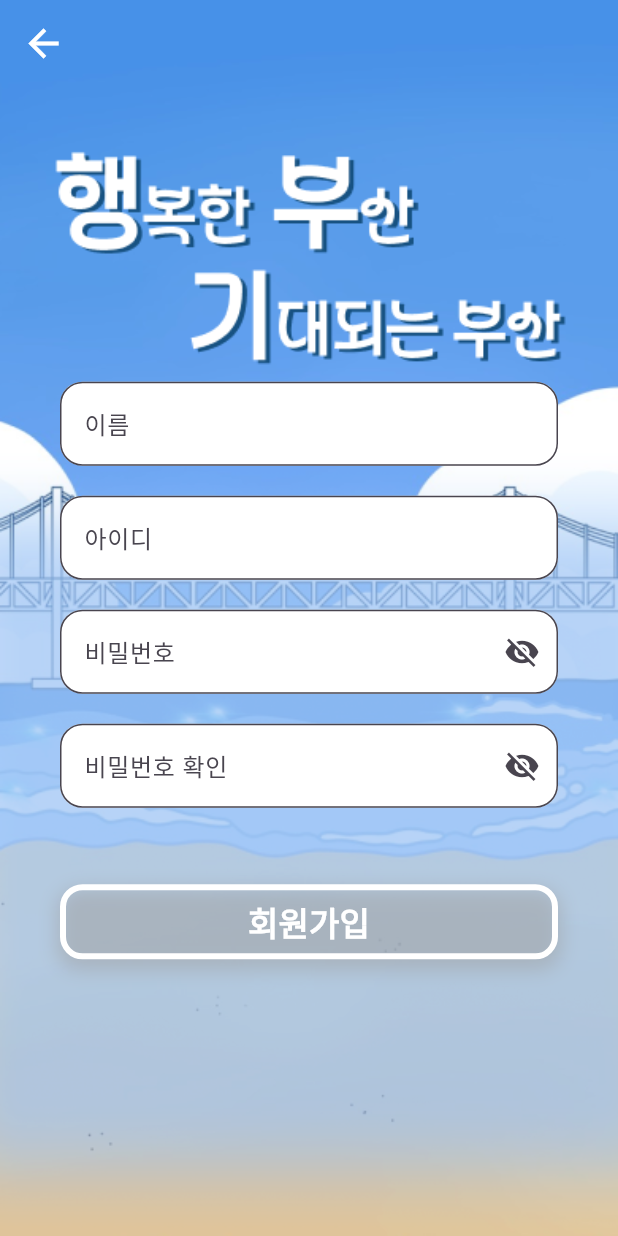
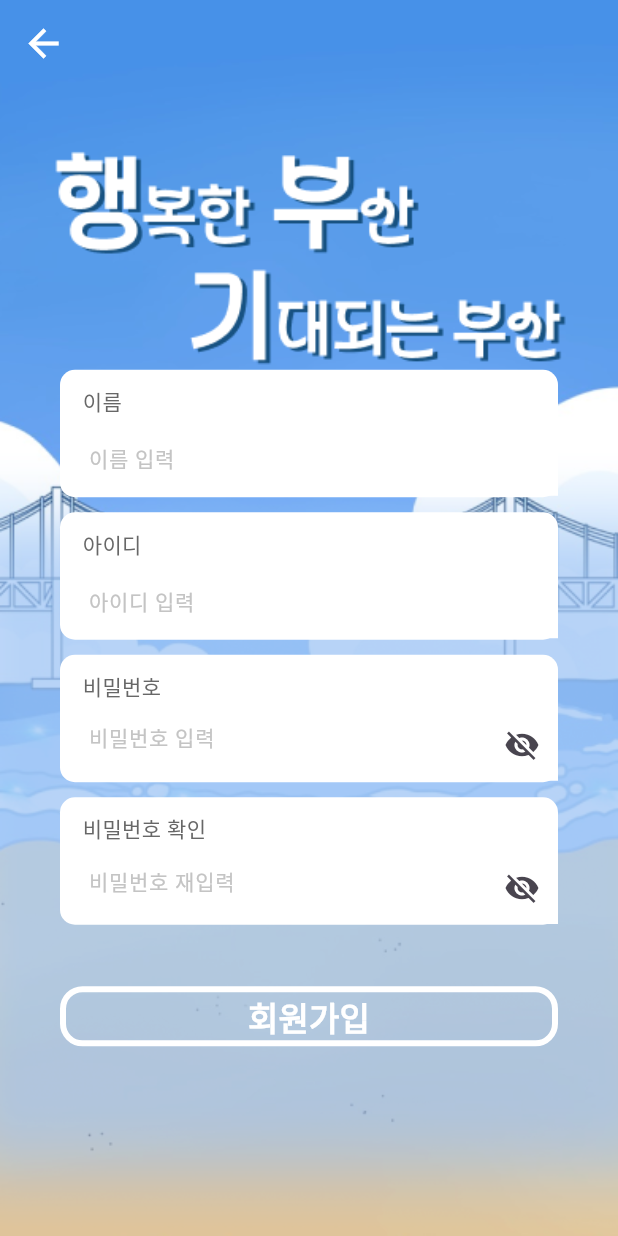
Before and after one commit to junseok42/dive2024, a Flutter app: the screen it shows after launch, after a tap on "회원가입", on a phone screen of 412 x 824 dp. Run offline on Flutter 3.47's test engine with Material 3 defaults, Android fonts, the phone set to English and light mode, and no system bars; our stand-ins replace flutter_dotenv, get, shared_preferences; missing offline and left inert: qr_code_scanner; network calls fail.

Commit message:
로그인 및 회원가입 디자인

```diff
--- a/frontend/lib/view/login_page/login_page.dart
+++ b/frontend/lib/view/login_page/login_page.dart
@@ -35,59 +35,107 @@ class LoginPageView extends StatelessWidget {
             ),
             child: IntrinsicHeight(
               child: Padding(
-                padding: EdgeInsets.symmetric(horizontal: 40.0),
+                padding: EdgeInsets.symmetric(horizontal: 30.0),
                 child: Column(
                   mainAxisAlignment: MainAxisAlignment.center,
                   children: [
                     Spacer(), // 빈 공간 채우기
-                    SizedBox(height: 20),
+                    SizedBox(height: 275),
+                    Container(
+                        height: 85,
+                        width: double.infinity,
+                        padding: EdgeInsets.only(left: 15, top: 10),
+                        decoration: BoxDecoration(
+                          color: Colors.white,
+                          borderRadius: BorderRadius.circular(10.0),
+                        ),
+                        child: Column(
+                          crossAxisAlignment: CrossAxisAlignment.start,
+                          mainAxisAlignment: MainAxisAlignment.center,
+                          children: [
+                            Text(
+                              '아이디',
+                              style: TextStyle(
+                                fontSize: 14, // 텍스트 크기
+                                color: Color(0xFF676767), // 텍스트 색상
+                              ),
+                            ),
+                            SizedBox(height: 5),
                             TextField(
+                              style: TextStyle(
+                                color: Colors.black, // 입력 텍스트 색상
+                                fontSize: 20, // 입력 텍스트 크기
+                              ),
                               controller: controller.idTextController,
                               decoration: InputDecoration(
-                        labelText: '아이디',
+                                hintText: '아이디 입력',
+                                hintStyle: TextStyle(
+                                    color: Color(0xFFC4C4C4), fontSize: 14),
                                 filled: true,
-                        fillColor: Colors.white, // 텍스트 필드 배경색
-                        border: OutlineInputBorder(
-                          borderRadius: BorderRadius.circular(15.0),
-                          borderSide: BorderSide(
-                            color: Colors.white, // 기본 테두리 색상
-                            width: 1.0, // 테두리 두께
+                                fillColor: Colors.transparent,
+                                border: InputBorder.none,
+                                contentPadding: EdgeInsets.zero,
                               ),
                             ),
+                          ],
+                        )),
+                    SizedBox(height: 10),
+                    Container(
+                      height: 85,
+                      width: double.infinity,
+                      padding: EdgeInsets.only(left: 15, top: 10, right: 5),
+                      decoration: BoxDecoration(
+                        color: Colors.white,
+                        borderRadius: BorderRadius.circular(10.0),
+                      ),
+                      child: Column(
+                        crossAxisAlignment: CrossAxisAlignment.start,
+                        mainAxisAlignment: MainAxisAlignment.center,
+                        children: [
+                          Text(
+                            '비밀번호',
+                            style: TextStyle(
+                              fontSize: 14, // 텍스트 크기
+                              color: Color(0xFF676767), // 텍스트 색상
                             ),
                           ),
-                    SizedBox(height: 20),
+                          SizedBox(height: 5),
                           Obx(() => TextField(
+                                style: TextStyle(
+                                  color: Colors.black, // 입력 텍스트 색상
+                                  fontSize: 20, // 입력 텍스트 크기
+                                ),
                                 controller: controller.pwTextController,
-                          obscureText:
-                              !controller.isPasswordVisible.value, // 비밀번호 숨김 처리
+                                obscureText: !controller
+                                    .isPasswordVisible.value, // 비밀번호 숨김 처리
                                 decoration: InputDecoration(
-                            labelText: '비밀번호',
+                                  hintText: '비밀번호 입력',
+                                  hintStyle: TextStyle(
+                                      color: Color(0xFFC4C4C4), fontSize: 14),
                                   filled: true,
-                            fillColor: Colors.white,
-                            border: OutlineInputBorder(
-                              borderRadius: BorderRadius.circular(15.0),
-                              borderSide: BorderSide(
-                                color: Colors.white, // 기본 테두리 색상
-                                width: 1.0, // 테두리 두께
-                              ),
-                            ),
+                                  fillColor: Colors.transparent,
+                                  border: InputBorder.none,
                                   suffixIcon: IconButton(
                                     icon: Icon(
                                       controller.isPasswordVisible.value
                                           ? Icons.visibility
                                           : Icons.visibility_off,
+                                      size: 25,
                                     ),
                                     onPressed: () {
                                       controller
                                           .togglePasswordVisibility(); // 비밀번호 표시 전환
                                     },
                                   ),
+                                  contentPadding: EdgeInsets.only(top: 8),
                                 ),
                               )),
-                    SizedBox(height: 20),
+                        ],
+                      ),
+                    ),
+                    SizedBox(height: 18),
                     loginButton(controller), // 로그인 버튼 추가
-                    SizedBox(height: 10),
+
                     Row(
                       mainAxisAlignment: MainAxisAlignment.end,
                       children: [
@@ -122,19 +170,7 @@ class LoginPageView extends StatelessWidget {
 Widget loginButton(LoginController controller) {
   return SizedBox(
     width: double.infinity, // 버튼이 가로 전체 차지
-    height: 50,
-    child: Container(
-      decoration: BoxDecoration(
-        borderRadius: BorderRadius.circular(15.0), // 버튼의 모서리를 둥글게 설정
-        boxShadow: [
-          BoxShadow(
-            color: Colors.grey.withOpacity(0.5), // 음영 색상
-            spreadRadius: 2,
-            blurRadius: 10,
-            offset: Offset(0, 5), // 음영 위치 (x축, y축)
-          ),
-        ],
-      ),
+    height: 45,
     child: OutlinedButton(
       onPressed: () {
         controller.loginButton(); // 로그인 동작 호출
@@ -156,6 +192,5 @@ Widget loginButton(LoginController controller) {
         ),
       ),
     ),
-    ),
   );
 }
--- a/frontend/lib/view/login_page/signup_page.dart
+++ b/frontend/lib/view/login_page/signup_page.dart
@@ -55,54 +55,110 @@ class SignUpPage extends StatelessWidget {
                   mainAxisAlignment: MainAxisAlignment.center,
                   children: [
                     Spacer(), // 빈 공간 채우기
-                    SizedBox(height: 70),
+                    SizedBox(height: 120),
+                    Container(
+                      height: 85,
+                      width: double.infinity,
+                      padding: EdgeInsets.only(left: 15, top: 10),
+                      decoration: BoxDecoration(
+                        color: Colors.white,
+                        borderRadius: BorderRadius.circular(10.0),
+                      ),
+                      child: Column(
+                        crossAxisAlignment: CrossAxisAlignment.start,
+                        mainAxisAlignment: MainAxisAlignment.center,
+                        children: [
+                          Text(
+                            '이름',
+                            style: TextStyle(
+                              fontSize: 14, // 텍스트 크기
+                              color: Color(0xFF676767), // 텍스트 색상
+                            ),
+                          ),
+                          SizedBox(height: 5),
                           TextField(
                             controller: controller.nameTextController,
                             decoration: InputDecoration(
-                        labelText: '이름',
+                              hintText: '이름 입력',
+                              hintStyle: TextStyle(
+                                  color: Color(0xFFC4C4C4), fontSize: 14),
                               filled: true,
                               fillColor: Colors.white, // 텍스트 필드 배경색
-                        border: OutlineInputBorder(
-                          borderRadius: BorderRadius.circular(15.0),
-                          borderSide: BorderSide(
-                            color: Colors.white, // 기본 테두리 색상
-                            width: 1.0, // 테두리 두께
+                              border: InputBorder.none,
+                              contentPadding: EdgeInsets.zero,
                             ),
                           ),
+                        ],
                       ),
                     ),
-                    SizedBox(height: 20),
+                    SizedBox(height: 10),
+                    Container(
+                      height: 85,
+                      width: double.infinity,
+                      padding: EdgeInsets.only(left: 15, top: 10),
+                      decoration: BoxDecoration(
+                        color: Colors.white,
+                        borderRadius: BorderRadius.circular(10.0),
+                      ),
+                      child: Column(
+                        crossAxisAlignment: CrossAxisAlignment.start,
+                        mainAxisAlignment: MainAxisAlignment.center,
+                        children: [
+                          Text(
+                            '아이디',
+                            style: TextStyle(
+                              fontSize: 14, // 텍스트 크기
+                              color: Color(0xFF676767), // 텍스트 색상
+                            ),
+                          ),
+                          SizedBox(height: 5),
                           TextField(
                             controller: controller.idTextController,
                             decoration: InputDecoration(
-                        labelText: '아이디',
+                              hintText: '아이디 입력',
+                              hintStyle: TextStyle(
+                                  color: Color(0xFFC4C4C4), fontSize: 14),
                               filled: true,
                               fillColor: Colors.white, // 텍스트 필드 배경색
-                        border: OutlineInputBorder(
-                          borderRadius: BorderRadius.circular(15.0),
-                          borderSide: BorderSide(
-                            color: Colors.white, // 기본 테두리 색상
-                            width: 1.0, // 테두리 두께
+                              border: InputBorder.none,
+                              contentPadding: EdgeInsets.zero,
                             ),
                           ),
+                        ],
                       ),
                     ),
-                    SizedBox(height: 20),
+                    SizedBox(height: 10),
+                    Container(
+                      height: 85,
+                      width: double.infinity,
+                      padding: EdgeInsets.only(left: 15, top: 10),
+                      decoration: BoxDecoration(
+                        color: Colors.white,
+                        borderRadius: BorderRadius.circular(10.0),
+                      ),
+                      child: Column(
+                        crossAxisAlignment: CrossAxisAlignment.start,
+                        mainAxisAlignment: MainAxisAlignment.center,
+                        children: [
+                          Text(
+                            '비밀번호',
+                            style: TextStyle(
+                              fontSize: 14, // 텍스트 크기
+                              color: Color(0xFF676767), // 텍스트 색상
+                            ),
+                          ),
+                          SizedBox(height: 5),
                           Obx(() => TextField(
                                 controller: controller.pwTextController,
-                          obscureText:
-                              !controller.isPasswordVisible.value, // 비밀번호 숨김 처리
+                                obscureText: !controller
+                                    .isPasswordVisible.value, // 비밀번호 숨김 처리
                                 decoration: InputDecoration(
-                            labelText: '비밀번호',
+                                  hintText: '비밀번호 입력',
+                                  hintStyle: TextStyle(
+                                      color: Color(0xFFC4C4C4), fontSize: 14),
                                   filled: true,
                                   fillColor: Colors.white,
-                            border: OutlineInputBorder(
-                              borderRadius: BorderRadius.circular(15.0),
-                              borderSide: BorderSide(
-                                color: Colors.white, // 기본 테두리 색상
-                                width: 1.0, // 테두리 두께
-                              ),
-                            ),
+                                  border: InputBorder.none,
                                   suffixIcon: IconButton(
                                     icon: Icon(
                                       controller.isPasswordVisible.value
@@ -114,24 +170,44 @@ class SignUpPage extends StatelessWidget {
                                           .togglePasswordVisibility(); // 비밀번호 표시 전환
                                     },
                                   ),
+                                  contentPadding: EdgeInsets.only(top: 8),
                                 ),
                               )),
-                    SizedBox(height: 20),
+                        ],
+                      ),
+                    ),
+                    SizedBox(height: 10),
+                    Container(
+                      height: 85,
+                      width: double.infinity,
+                      padding: EdgeInsets.only(left: 15, top: 10),
+                      decoration: BoxDecoration(
+                        color: Colors.white,
+                        borderRadius: BorderRadius.circular(10.0),
+                      ),
+                      child: Column(
+                        crossAxisAlignment: CrossAxisAlignment.start,
+                        mainAxisAlignment: MainAxisAlignment.center,
+                        children: [
+                          Text(
+                            '비밀번호 확인',
+                            style: TextStyle(
+                              fontSize: 14, // 텍스트 크기
+                              color: Color(0xFF676767), // 텍스트 색상
+                            ),
+                          ),
+                          SizedBox(height: 5),
                           Obx(() => TextField(
                                 controller: controller.pwConfirmTextController,
-                          obscureText:
-                              !controller.isPasswordVisible.value, // 비밀번호 숨김 처리
+                                obscureText: !controller
+                                    .isPasswordVisible.value, // 비밀번호 숨김 처리
                                 decoration: InputDecoration(
-                            labelText: '비밀번호 확인',
+                                  hintText: '비밀번호 재입력',
+                                  hintStyle: TextStyle(
+                                      color: Color(0xFFC4C4C4), fontSize: 14),
                                   filled: true,
                                   fillColor: Colors.white,
-                            border: OutlineInputBorder(
-                              borderRadius: BorderRadius.circular(15.0),
-                              borderSide: BorderSide(
-                                color: Colors.white, // 기본 테두리 색상
-                                width: 1.0, // 테두리 두께
-                              ),
-                            ),
+                                  border: InputBorder.none,
                                   suffixIcon: IconButton(
                                     icon: Icon(
                                       controller.isPasswordVisible.value
@@ -143,9 +219,13 @@ class SignUpPage extends StatelessWidget {
                                           .togglePasswordVisibility(); // 비밀번호 표시 전환
                                     },
                                   ),
+                                  contentPadding: EdgeInsets.only(top: 8),
                                 ),
                               )),
-                    SizedBox(height: 20),
+                        ],
+                      ),
+                    ),
+                    SizedBox(height: 10),
                     Obx(() => Text(
                           controller.isPasswordMatch.value
                               ? ''
@@ -169,19 +249,7 @@ class SignUpPage extends StatelessWidget {
 Widget signupButton(SignupController controller) {
   return SizedBox(
     width: double.infinity, // 버튼이 가로 전체 차지
-    height: 50,
-    child: Container(
-      decoration: BoxDecoration(
-        borderRadius: BorderRadius.circular(15.0), // 버튼의 모서리를 둥글게 설정
-        boxShadow: [
-          BoxShadow(
-            color: Colors.grey.withOpacity(0.5), // 음영 색상
-            spreadRadius: 2,
-            blurRadius: 10,
-            offset: Offset(0, 5), // 음영 위치 (x축, y축)
-          ),
-        ],
-      ),
+    height: 40,
     child: OutlinedButton(
       onPressed: () {
         if (controller.isPasswordMatch.value) {
@@ -205,6 +273,5 @@ Widget signupButton(SignupController controller) {
         ),
       ),
     ),
-    ),
   );
 }
```
Lines whose indentation alone changed are shown as unchanged.
